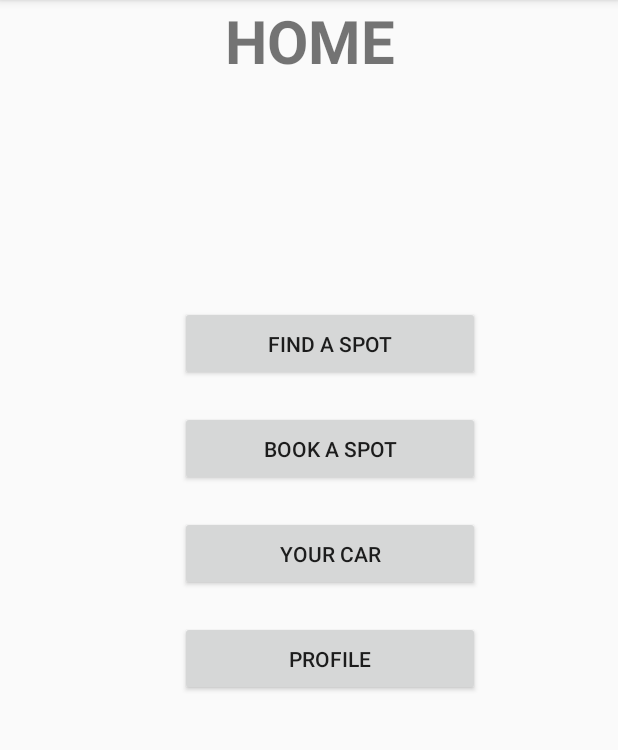
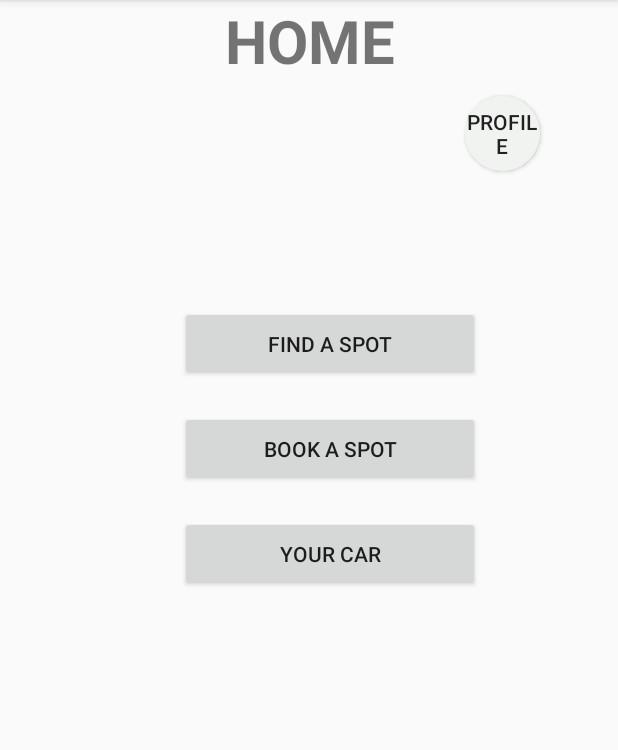
Before and after one commit to ujjaldas132/parkApp, an Android app: the screen it shows after launch (MainActivity), on a phone screen of 412 x 824 dp, the part 84-834 px from its top. Run offline under Robolectric (Android 15) with nearby library versions, the phone set to English and light mode, and no system bars.

Commit message:
done with the rounds

```diff
--- a/assets/app/build.gradle
+++ b/assets/app/build.gradle
@@ -23,6 +23,11 @@ dependencies {
     implementation fileTree(dir: 'libs', include: ['*.jar'])
     implementation 'androidx.appcompat:appcompat:1.1.0'
     implementation 'androidx.constraintlayout:constraintlayout:1.1.3'
+
+    // circular ImageView
+    implementation 'de.hdodenhof:circleimageview:3.0.1'
+
+
     testImplementation 'junit:junit:4.12'
     androidTestImplementation 'androidx.test.ext:junit:1.1.1'
     androidTestImplementation 'androidx.test.espresso:espresso-core:3.2.0'
--- /dev/null
+++ b/assets/app/src/main/res/drawable/round_button.xml
@@ -0,0 +1,13 @@
+<?xml version="1.0" encoding="utf-8"?>
+<selector xmlns:android="http://schemas.android.com/apk/res/android">
+    <item android:state_pressed="false">
+        <shape android:shape="oval">
+            <solid android:color="#F0F3F0"/>
+        </shape>
+    </item>
+    <item android:state_pressed="true">
+        <shape android:shape="oval">
+            <solid android:color="#ECECE5"/>
+        </shape>
+    </item>
+</selector>
--- a/assets/app/src/main/res/layout/activity_main.xml
+++ b/assets/app/src/main/res/layout/activity_main.xml
@@ -73,13 +73,14 @@
 
     <Button
         android:id="@+id/profile"
-        android:layout_width="200dp"
+        android:layout_width="50dp"
         android:layout_height="50dp"
         android:text="Profile"
         android:layout_below="@+id/carStatus"
+        android:background="@drawable/round_button"
 
-        android:layout_marginLeft="120dp"
-        android:layout_marginTop="20dp"
+        android:layout_marginLeft="310dp"
+        android:layout_marginTop="-330dp"
         android:onClick="profile"
 
 
```
Also changed, not shown: assets/app/src/main/res/layout/activity_profile.xml (+18 -7 lines).
